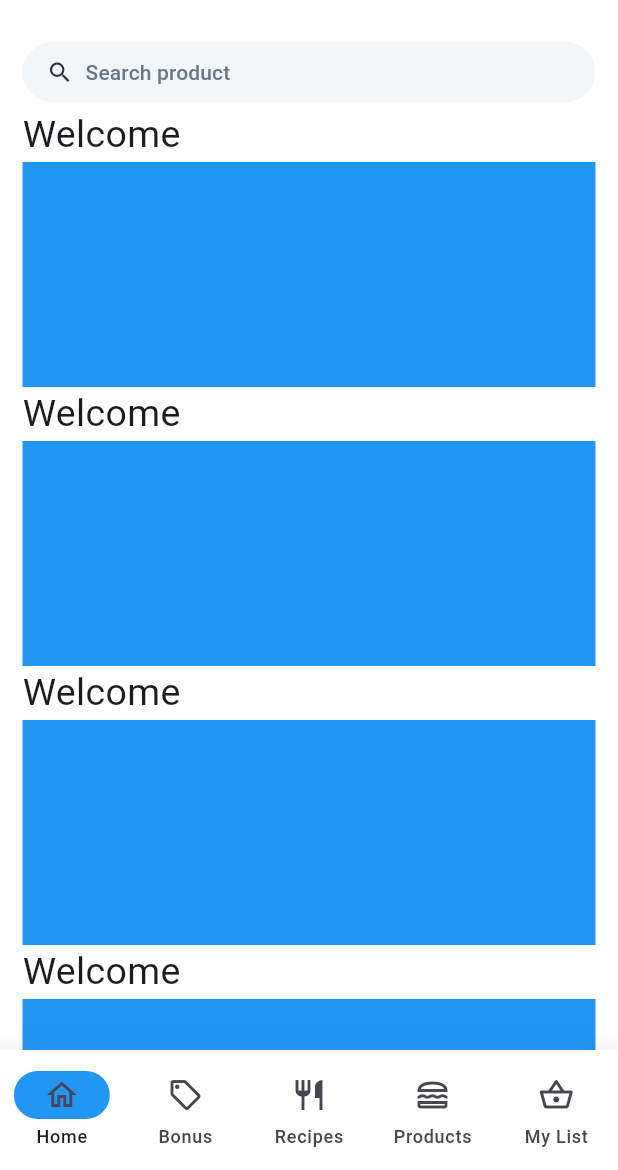
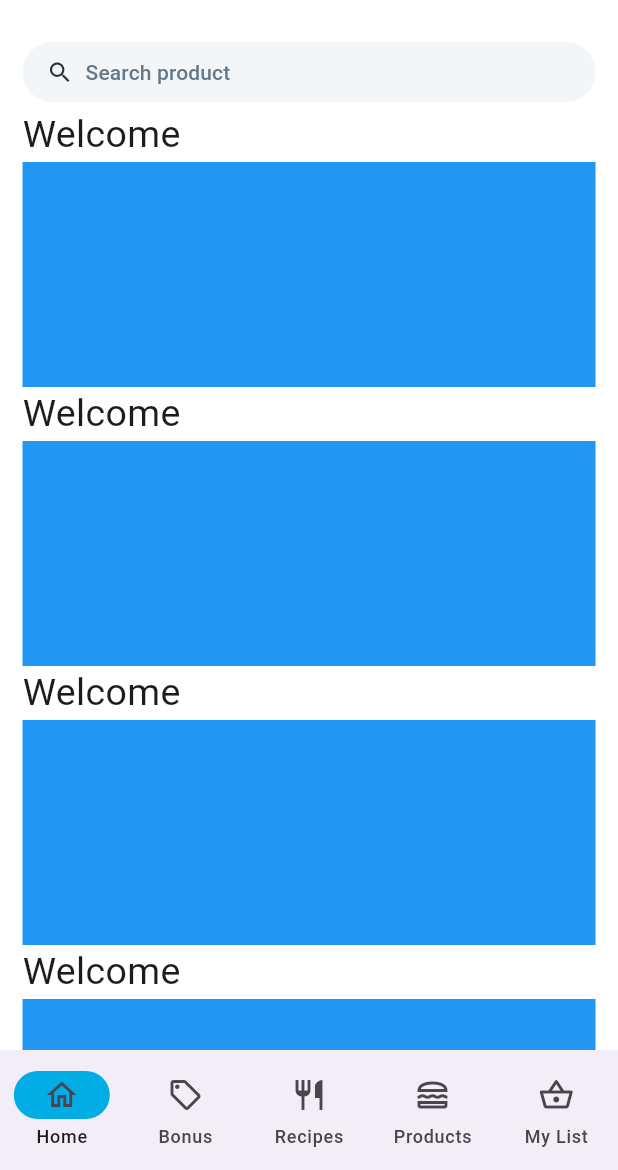
Before and after one commit to ERy03/albert_heijn_clone, a Flutter app: the screen it shows after launch, on a phone screen of 412 x 824 dp, the part 66-1236 px from its top. Run offline on Flutter 3.47's test engine with Material 2 defaults, Android fonts, the phone set to English and light mode, and no system bars.

Commit message:
update: navigation bar ui

```diff
--- a/lib/screens/home.dart
+++ b/lib/screens/home.dart
@@ -11,11 +11,7 @@ class HomeScreen extends StatelessWidget {
     return Scaffold(
       appBar: const HomeAppBar(),
       bottomNavigationBar: NavigationBar(
-        elevation: 20,
-        shadowColor: Colors.red,
-        backgroundColor: Colors.white,
-        surfaceTintColor: Colors.white,
-        indicatorColor: Colors.blue,
+        indicatorColor: const Color(0xff02ADE6),
         destinations: [
           NavigationDestination(
             icon: const Icon(Icons.home_outlined),
```
